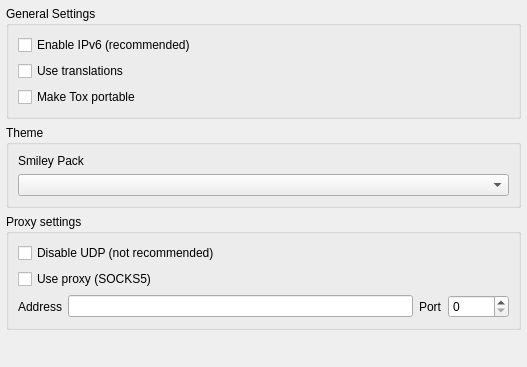
Before: the Qt Designer form widget/form/settings/generalsettings.ui in qTox/qTox, drawn with Qt 5.
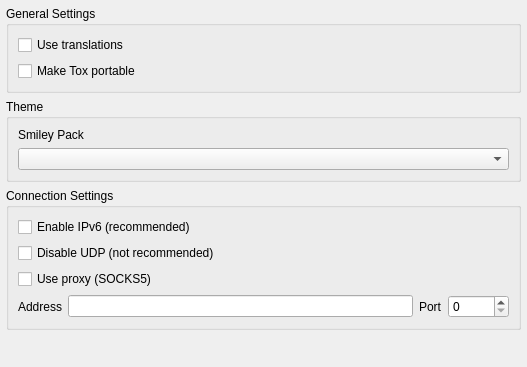
After: the same form once the commit is applied.

Commit message: Introduced "Connection Settings" group in GeneralSettings widget

The edit to the form file:
```diff
--- a/widget/form/settings/generalsettings.ui
+++ b/widget/form/settings/generalsettings.ui
@@ -29,13 +29,6 @@
       <string>General Settings</string>
      </property>
      <layout class="QVBoxLayout" name="verticalLayout_3">
-      <item>
-       <widget class="QCheckBox" name="cbEnableIPv6">
-        <property name="text">
-         <string extracomment="Text on a checkbox to enable IPv6">Enable IPv6 (recommended)</string>
-        </property>
-       </widget>
-      </item>
       <item>
        <widget class="QCheckBox" name="cbUseTranslations">
         <property name="text">
@@ -78,9 +71,16 @@
    <item>
     <widget class="QGroupBox" name="proxyGroup">
      <property name="title">
-      <string>Proxy settings</string>
+      <string>Connection Settings</string>
      </property>
      <layout class="QVBoxLayout" name="verticalLayoutProxy">
+      <item>
+       <widget class="QCheckBox" name="cbEnableIPv6">
+        <property name="text">
+         <string extracomment="Text on a checkbox to enable IPv6">Enable IPv6 (recommended)</string>
+        </property>
+       </widget>
+      </item>
       <item>
        <widget class="QCheckBox" name="cbUDPDisabled">
         <property name="toolTip">
```
Left out of the diff: 2 changed lines with no effect on the pictures.
